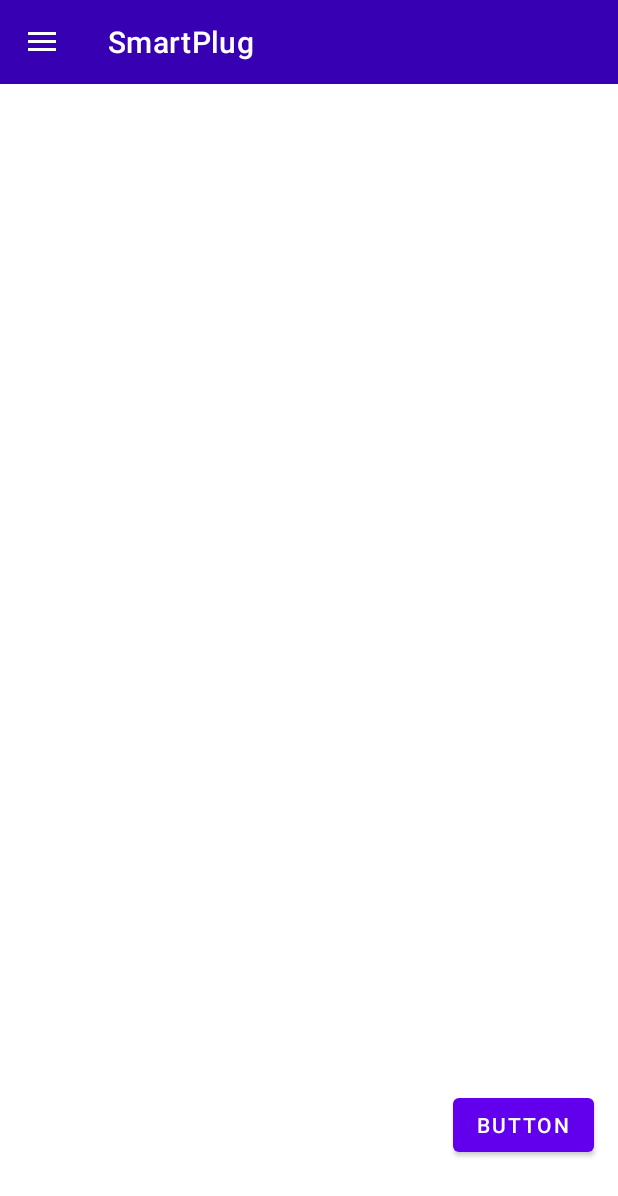
After one commit to Ahmad-Montasser/SmartPlug, an Android app: the fragment AddLocation placed in its activity, on a phone screen of 412 x 824 dp. The commit adds this screen. Shown: the top 1196 px of the screen. Run offline under Robolectric (Android 15) with nearby library versions, the phone set to English and light mode, and no system bars.

Commit message:
App Navigation Drawer Added

```diff
--- a/app/build.gradle
+++ b/app/build.gradle
@@ -32,11 +32,12 @@ dependencies {
     //noinspection GradleCompatible
     implementation 'com.android.support:design:27.0.2'
     //noinspection GradleCompatible
+    implementation 'com.google.android.material:material:1.0.0'
+    //noinspection GradleCompatible
     implementation 'com.android.support:support-v4:27.0.2'
     implementation 'androidx.appcompat:appcompat:1.2.0'
     implementation 'com.google.android.material:material:1.2.1'
     implementation 'androidx.constraintlayout:constraintlayout:2.0.4'
-    testImplementation -'junit:junit:4.+'
     androidTestImplementation 'androidx.test.ext:junit:1.1.2'
     androidTestImplementation 'androidx.test.espresso:espresso-core:3.3.0'
 }
--- /dev/null
+++ b/app/src/main/java/com/example/smartplug/UI/AddLocation.java
@@ -0,0 +1,15 @@
+package com.example.smartplug.UI;
+
+import android.os.Bundle;
+
+import androidx.appcompat.app.AppCompatActivity;
+import androidx.fragment.app.Fragment;
+
+import com.example.smartplug.R;
+
+public class AddLocation extends Fragment {
+    public AddLocation() {
+        super(R.layout.add_location_layout);
+    }
+
+}
--- a/app/src/main/java/com/example/smartplug/UI/MainActivity.java
+++ b/app/src/main/java/com/example/smartplug/UI/MainActivity.java
@@ -1,16 +1,108 @@
 package com.example.smartplug.UI;
 
+import androidx.appcompat.app.ActionBarDrawerToggle;
 import androidx.appcompat.app.AppCompatActivity;
+import androidx.appcompat.widget.Toolbar;
+import androidx.core.view.GravityCompat;
+import androidx.drawerlayout.widget.DrawerLayout;
+import androidx.fragment.app.Fragment;
+import androidx.fragment.app.FragmentManager;
 
 import android.os.Bundle;
+import android.view.MenuItem;
+import android.view.Window;
 
 import com.example.smartplug.R;
+import com.google.android.material.navigation.NavigationView;
 
 public class MainActivity extends AppCompatActivity {
+    private DrawerLayout mDrawer;
+    private Toolbar toolbar;
+    private NavigationView nvDrawer;
 
+    // Make sure to be using androidx.appcompat.app.ActionBarDrawerToggle version.
+    private ActionBarDrawerToggle drawerToggle;
     @Override
     protected void onCreate(Bundle savedInstanceState) {
         super.onCreate(savedInstanceState);
         setContentView(R.layout.activity_main);
+        // Set a Toolbar to replace the ActionBar.
+        toolbar = (Toolbar) findViewById(R.id.toolbar);
+        setSupportActionBar(toolbar);
+
+        // This will display an Up icon (<-), we will replace it with hamburger later
+        getSupportActionBar().setDisplayHomeAsUpEnabled(true);
+
+        // Find our drawer view
+        mDrawer = (DrawerLayout) findViewById(R.id.drawer_layout);
+        drawerToggle = setupDrawerToggle();
+        // Setup toggle to display hamburger icon with nice animation
+        drawerToggle.setDrawerIndicatorEnabled(true);
+        drawerToggle.syncState();
+
+        // Tie DrawerLayout events to the ActionBarToggle
+        mDrawer.addDrawerListener(drawerToggle);
+        // Find our drawer view
+        nvDrawer = (NavigationView) findViewById(R.id.nvView);
+        // Setup drawer view
+        setupDrawerContent(nvDrawer);
+    }
+    private ActionBarDrawerToggle setupDrawerToggle() {
+        // NOTE: Make sure you pass in a valid toolbar reference.  ActionBarDrawToggle() does not require it
+        // and will not render the hamburger icon without it.
+        return new ActionBarDrawerToggle(this, mDrawer, toolbar, R.string.drawer_open,  R.string.drawer_close);
+    }
+    @Override
+    public boolean onOptionsItemSelected(MenuItem item) {
+        // The action bar home/up action should open or close the drawer.
+        switch (item.getItemId()) {
+            case android.R.id.home:
+                mDrawer.openDrawer(GravityCompat.START);
+                return true;
+        }
+
+        return super.onOptionsItemSelected(item);
+    }
+    private void setupDrawerContent(NavigationView navigationView) {
+        navigationView.setNavigationItemSelectedListener(
+                new NavigationView.OnNavigationItemSelectedListener() {
+                    @Override
+                    public boolean onNavigationItemSelected(MenuItem menuItem) {
+                        selectDrawerItem(menuItem);
+                        return true;
+                    }
+                });
+    }
+    public void selectDrawerItem(MenuItem menuItem) {
+        // Create a new fragment and specify the fragment to show based on nav item clicked
+        Fragment fragment = null;
+        Class fragmentClass;
+        switch(menuItem.getItemId()) {
+            case R.id.nav_first_fragment:
+                fragmentClass = Plugs.class;
+                break;
+            case R.id.nav_second_fragment:
+                fragmentClass = AddLocation.class;
+                break;
+            default:
+                fragmentClass = Plugs.class;
+        }
+
+        try {
+            fragment = (Fragment) fragmentClass.newInstance();
+        } catch (Exception e) {
+            e.printStackTrace();
+        }
+
+        // Insert the fragment by replacing any existing fragment
+        FragmentManager fragmentManager = getSupportFragmentManager();
+        fragmentManager.beginTransaction().replace(R.id.flContent, fragment).commit();
+
+        // Highlight the selected item has been done by NavigationView
+        menuItem.setChecked(true);
+        // Set action bar title
+        setTitle(menuItem.getTitle());
+        // Close the navigation drawer
+        mDrawer.closeDrawers();
     }
 }
--- /dev/null
+++ b/app/src/main/java/com/example/smartplug/UI/Plugs.java
@@ -0,0 +1,13 @@
+package com.example.smartplug.UI;
+
+import androidx.appcompat.app.AppCompatActivity;
+import androidx.fragment.app.Fragment;
+
+import com.example.smartplug.R;
+
+public class Plugs extends Fragment {
+public Plugs(){
+    super(R.layout.activity_main);
+
+}
+}
--- a/app/src/main/res/layout/activity_main.xml
+++ b/app/src/main/res/layout/activity_main.xml
@@ -1,7 +1,37 @@
-<?xml version="1.0" encoding="utf-8"?>
-<androidx.constraintlayout.widget.ConstraintLayout xmlns:android="http://schemas.android.com/apk/res/android"
+<androidx.drawerlayout.widget.DrawerLayout
+    xmlns:android="http://schemas.android.com/apk/res/android"
     xmlns:app="http://schemas.android.com/apk/res-auto"
-    xmlns:tools="http://schemas.android.com/tools"
+    android:id="@+id/drawer_layout"
     android:layout_width="match_parent"
-    android:layout_height="match_parent"
-    tools:context=".UI.MainActivity"/>
+    android:layout_height="match_parent">
+
+    <!-- This LinearLayout represents the contents of the screen  -->
+    <LinearLayout
+        android:layout_width="match_parent"
+        android:layout_height="match_parent"
+        android:orientation="vertical">
+
+        <!-- The ActionBar displayed at the top -->
+        <include
+            layout="@layout/toolbar"
+            android:layout_width="match_parent"
+            android:layout_height="wrap_content" />
+
+        <!-- The main content view where fragments are loaded -->
+        <FrameLayout
+            android:id="@+id/flContent"
+            app:layout_behavior="@string/appbar_scrolling_view_behavior"
+            android:layout_width="match_parent"
+            android:layout_height="match_parent" />
+    </LinearLayout>
+
+    <!-- The navigation drawer that comes from the left -->
+    <!-- Note that `android:layout_gravity` needs to be set to 'start' -->
+    <com.google.android.material.navigation.NavigationView
+        android:id="@+id/nvView"
+        android:layout_width="wrap_content"
+        android:layout_height="match_parent"
+        android:layout_gravity="start"
+        android:background="@android:color/white"
+        app:menu="@menu/drawer_view" />
+</androidx.drawerlayout.widget.DrawerLayout>
--- /dev/null
+++ b/app/src/main/res/layout/add_location_layout.xml
@@ -0,0 +1,20 @@
+<?xml version="1.0" encoding="utf-8"?>
+<androidx.constraintlayout.widget.ConstraintLayout xmlns:android="http://schemas.android.com/apk/res/android"
+    xmlns:app="http://schemas.android.com/apk/res-auto"
+    xmlns:tools="http://schemas.android.com/tools"
+    android:id="@+id/constraintLayout"
+    android:layout_width="match_parent"
+    android:layout_height="match_parent">
+
+    <Button
+        android:id="@+id/button"
+        android:layout_width="wrap_content"
+        android:layout_height="wrap_content"
+        android:text="Button"
+        app:layout_constraintBottom_toBottomOf="parent"
+        app:layout_constraintEnd_toEndOf="parent"
+        app:layout_constraintHorizontal_bias="0.949"
+        app:layout_constraintStart_toStartOf="parent"
+        app:layout_constraintTop_toTopOf="parent"
+        app:layout_constraintVertical_bias="0.931" />
+</androidx.constraintlayout.widget.ConstraintLayout>
--- /dev/null
+++ b/app/src/main/res/layout/toolbar.xml
@@ -0,0 +1,11 @@
+<androidx.appcompat.widget.Toolbar
+    xmlns:android="http://schemas.android.com/apk/res/android"
+    xmlns:app="http://schemas.android.com/apk/res-auto"
+    android:id="@+id/toolbar"
+    android:layout_height="wrap_content"
+    android:layout_width="match_parent"
+    android:fitsSystemWindows="true"
+    android:minHeight="?attr/actionBarSize"
+    app:theme="@style/ThemeOverlay.AppCompat.Dark.ActionBar"
+    android:background="?attr/colorPrimaryDark">
+</androidx.appcompat.widget.Toolbar>
--- /dev/null
+++ b/app/src/main/res/menu/drawer_view.xml
@@ -0,0 +1,14 @@
+<menu xmlns:android="http://schemas.android.com/apk/res/android">
+
+    <group android:checkableBehavior="single">
+        <item
+            android:id="@+id/nav_first_fragment"
+            android:icon="@drawable/add"
+            android:title="First" />
+        <item
+            android:id="@+id/nav_second_fragment"
+            android:icon="@drawable/location"
+            android:title="Second" />
+
+    </group>
+</menu>
--- a/app/src/main/res/values-night/themes.xml
+++ b/app/src/main/res/values-night/themes.xml
@@ -1,6 +1,6 @@
 <resources xmlns:tools="http://schemas.android.com/tools">
     <!-- Base application theme. -->
-    <style name="Theme.SmartPlug" parent="Theme.MaterialComponents.DayNight.DarkActionBar">
+    <style name="Theme.SmartPlug" parent="Theme.MaterialComponents.DayNight.NoActionBar">
         <!-- Primary brand color. -->
         <item name="colorPrimary">@color/purple_200</item>
         <item name="colorPrimaryVariant">@color/purple_700</item>
--- a/app/src/main/res/values/strings.xml
+++ b/app/src/main/res/values/strings.xml
@@ -1,3 +1,5 @@
 <resources>
     <string name="app_name">SmartPlug</string>
+    <string name="drawer_open">Open navigation drawer</string>
+    <string name="drawer_close">Close navigation drawer</string>
 </resources>
--- a/app/src/main/res/values/themes.xml
+++ b/app/src/main/res/values/themes.xml
@@ -1,6 +1,6 @@
 <resources xmlns:tools="http://schemas.android.com/tools">
     <!-- Base application theme. -->
-    <style name="Theme.SmartPlug" parent="Theme.MaterialComponents.DayNight.DarkActionBar">
+    <style name="Theme.SmartPlug" parent="Theme.MaterialComponents.DayNight.NoActionBar">
         <!-- Primary brand color. -->
         <item name="colorPrimary">@color/purple_500</item>
         <item name="colorPrimaryVariant">@color/purple_700</item>
```
Also changed, not shown: app/src/main/res/drawable/add.png (added), app/src/main/res/drawable/location.png (added).
